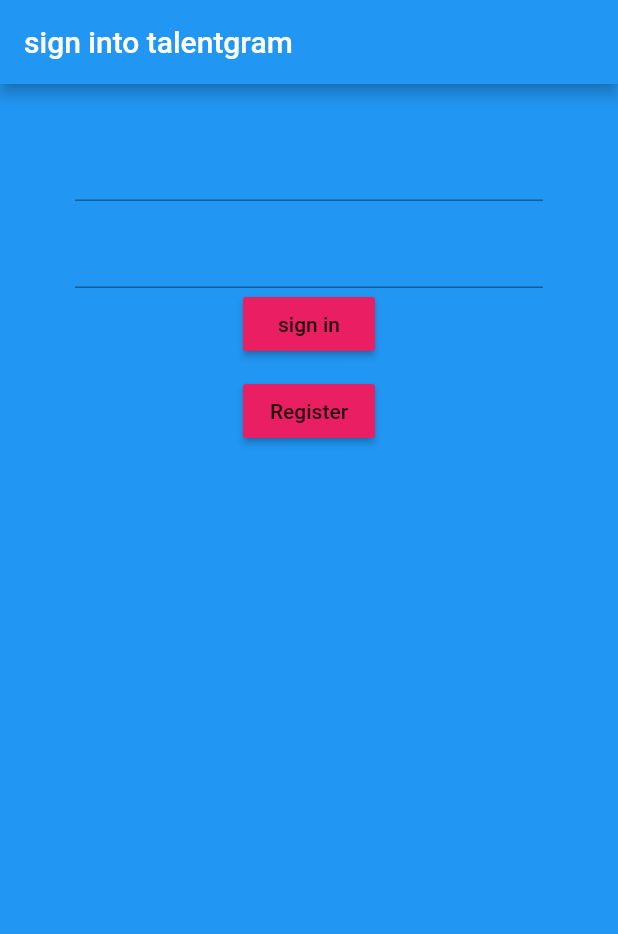
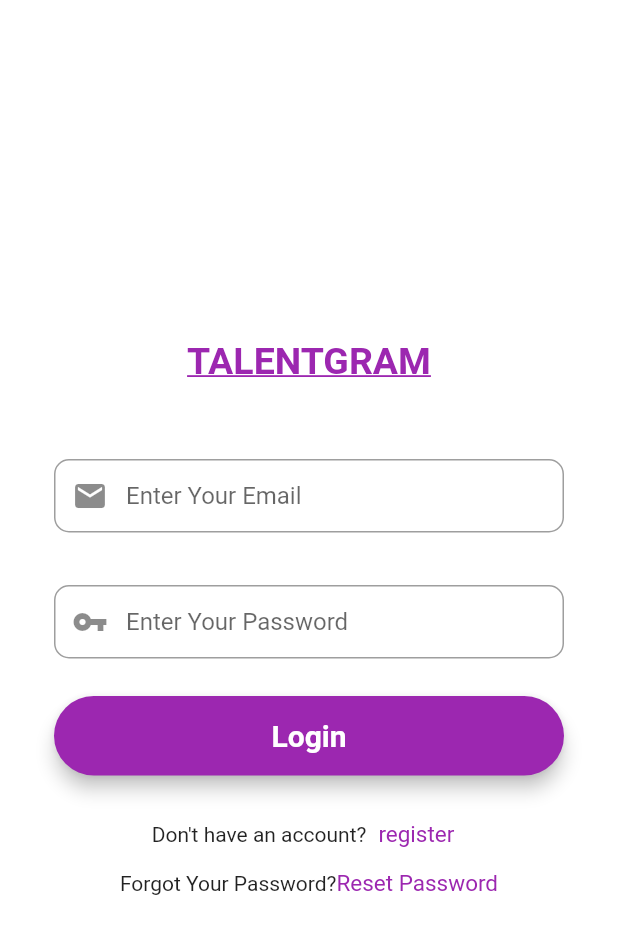
Before and after one commit to Season-of-Code-2022-MDG-Space/talento, a Flutter app: the screen it shows after launch, on a phone screen of 412 x 824 dp. Shown: the top 934 px of the screen. Run offline on Flutter 3.47's test engine with Material 2 defaults, Android fonts, the phone set to English and light mode, and no system bars; our stand-ins replace cloud_firestore, firebase_auth, firebase_core; accounts and stored records are empty.

Commit message:
signin screen integrated with ui

```diff
--- a/lib/models/user.dart
+++ b/lib/models/user.dart
@@ -1,7 +1,4 @@
-
-
-
-class UserDetails{
+class UserDetails {
   final String uid;
 
   UserDetails({required this.uid});
--- a/lib/screens/authentication/authenticate.dart
+++ b/lib/screens/authentication/authenticate.dart
@@ -3,6 +3,7 @@
 import 'package:flutter/material.dart';
 import 'package:test_app_project/screens/authentication/register.dart';
 import 'package:test_app_project/screens/authentication/sign_in.dart';
+import 'package:test_app_project/screens/ui screens/sign_in_ui.dart';
 
 class Authenticate extends StatefulWidget {
   const Authenticate({Key? key}) : super(key: key);
@@ -22,7 +23,7 @@ class _AuthenticateState extends State<Authenticate> {
   @override
   Widget build(BuildContext context) {
     if (showSignIn == true) {
-      return SignIn(
+      return LoginScreen(
         toggleView: toggleView,
       );
     } else {
--- /dev/null
+++ b/lib/screens/ui screens/sign_in_ui.dart
@@ -0,0 +1,197 @@
+import 'package:flutter/cupertino.dart';
+import 'package:flutter/material.dart';
+import 'package:test_app_project/screens/authentication/register.dart';
+
+import 'package:test_app_project/screens/home/home.dart';
+
+import 'package:test_app_project/services/auth.dart';
+
+class LoginScreen extends StatefulWidget {
+  final Function? toggleView;
+  LoginScreen({this.toggleView});
+
+  @override
+  _LoginScreenState createState() => _LoginScreenState();
+}
+
+class _LoginScreenState extends State<LoginScreen> {
+  final _formkey = GlobalKey<FormState>();
+  final TextEditingController emailController = new TextEditingController();
+  final TextEditingController passwordController = new TextEditingController();
+  final AuthService _auth = AuthService();
+
+  String email = '';
+  String password = '';
+  String error = '';
+
+  @override
+  Widget build(BuildContext context) {
+    final emailField = TextFormField(
+      validator: (value) => value!.isEmpty ? 'Enter an email' : null,
+      onChanged: (Value) {
+        setState(() {
+          email = Value;
+        });
+      },
+      autofocus: false,
+      controller: emailController,
+      keyboardType: TextInputType.emailAddress,
+      // validator: (){},
+      onSaved: (value) {
+        emailController.text = value!;
+      },
+      textInputAction: TextInputAction.next,
+      decoration: InputDecoration(
+        prefixIcon: Icon(Icons.mail),
+        contentPadding: EdgeInsets.fromLTRB(20, 15, 20, 15),
+        hintText: "Enter Your Email",
+        border: OutlineInputBorder(
+          borderRadius: BorderRadius.circular(10),
+        ),
+      ),
+    );
+    final passwordField = TextFormField(
+      validator: (value) =>
+          value!.length < 6 ? 'Enter a password 6 char long' : null,
+      obscureText: true,
+      onChanged: (Value) {
+        setState(() {
+          password = Value;
+        });
+      },
+      autofocus: false,
+      controller: passwordController,
+      onSaved: (value) {
+        passwordController.text = value!;
+      },
+      textInputAction: TextInputAction.done,
+      decoration: InputDecoration(
+        prefixIcon: Icon(Icons.vpn_key),
+        contentPadding: EdgeInsets.fromLTRB(20, 15, 20, 15),
+        hintText: "Enter Your Password",
+        border: OutlineInputBorder(
+          borderRadius: BorderRadius.circular(10),
+        ),
+      ),
+    );
+
+    return Scaffold(
+      backgroundColor: Colors.white,
+      body: Center(
+        child: SingleChildScrollView(
+          child: Container(
+            color: Colors.white,
+            child: Padding(
+              padding: const EdgeInsets.all(36.0),
+              child: Form(
+                key: _formkey,
+                child: Column(
+                  mainAxisAlignment: MainAxisAlignment.center,
+                  crossAxisAlignment: CrossAxisAlignment.center,
+                  children: [
+                    SizedBox(
+                      height: 35,
+                      child: Text(
+                        "TALENTGRAM",
+                        style: TextStyle(
+                          decoration: TextDecoration.underline,
+                          fontSize: 25,
+                          fontWeight: FontWeight.bold,
+                          color: Colors.purple,
+                        ),
+                      ),
+                      //child: Image.asset(name
+                      //fit:BoxFit.contain),
+                    ),
+                    SizedBox(height: 45),
+                    emailField,
+                    SizedBox(height: 35),
+                    passwordField,
+                    SizedBox(height: 25),
+                    Material(
+                      elevation: 5,
+                      borderRadius: BorderRadius.circular(30),
+                      color: Colors.purple,
+                      child: MaterialButton(
+                        padding: EdgeInsets.fromLTRB(20, 15, 20, 15),
+                        minWidth: MediaQuery.of(context).size.width,
+                        onPressed: () async {
+                          var check =
+                              _formkey.currentState?.validate() ?? false;
+                          print(check);
+                          if (check) {
+                            dynamic result = await _auth.signInWithEmailPass(
+                                email, password);
+                            print(result);
+                            if (result == null) {
+                              setState(() {
+                                error =
+                                    'could not sign in with these credentials';
+                              });
+                            }
+                          }
+                        },
+                        child: Text(
+                          "Login",
+                          textAlign: TextAlign.center,
+                          style: TextStyle(
+                            fontSize: 20,
+                            color: Colors.white,
+                            fontWeight: FontWeight.bold,
+                          ),
+                        ),
+                      ),
+                    ),
+                    SizedBox(height: 15),
+                    Row(
+                      mainAxisAlignment: MainAxisAlignment.center,
+                      children: [
+                        Text("Don't have an account?"),
+                        GestureDetector(
+                          onTap: () {
+                            Navigator.push(
+                                context,
+                                MaterialPageRoute(
+                                    builder: (context) => Register()));
+                          },
+                          child: TextButton(
+                            child: Text(
+                              "register",
+                              style: TextStyle(
+                                  color: Colors.purple,
+                                  fontWeight: FontWeight.w400,
+                                  fontSize: 15),
+                            ),
+                            onPressed: () {
+                              widget.toggleView!();
+                            },
+                          ),
+                        ),
+                      ],
+                    ),
+                    Row(
+                      mainAxisAlignment: MainAxisAlignment.center,
+                      children: [
+                        Text("Forgot Your Password?"),
+                        GestureDetector(
+                          onTap: () {},
+                          child: Text(
+                            "Reset Password",
+                            style: TextStyle(
+                                color: Colors.purple,
+                                fontWeight: FontWeight.w400,
+                                fontSize: 15),
+                          ),
+                        ),
+                      ],
+                    ),
+                  ],
+                ),
+              ),
+            ),
+          ),
+        ),
+      ),
+    );
+  }
+}
--- a/lib/services/auth.dart
+++ b/lib/services/auth.dart
@@ -1,5 +1,6 @@
 import 'package:firebase_auth/firebase_auth.dart';
 import 'package:test_app_project/models/user.dart';
+import 'package:test_app_project/services/database.dart';
 
 class AuthService {
   final FirebaseAuth _auth = FirebaseAuth.instance;
@@ -13,22 +14,12 @@ class AuthService {
     return _auth.authStateChanges().map(_userFromFirebaseUser);
   }
 
-  Future signInAnon() async {
-    try {
-      UserCredential result = await _auth.signInAnonymously();
-      User? user = result.user;
-      return _userFromFirebaseUser(user!);
-    } catch (e) {
-      print(e.toString());
-      return null;
-    }
-  }
-
   Future signInWithEmailPass(String email, String password) async {
     try {
       UserCredential result = await _auth.signInWithEmailAndPassword(
           email: email, password: password);
       User? user = result.user;
+
       return _userFromFirebaseUser(user);
     } catch (e) {
       print(e.toString());
@@ -41,6 +32,9 @@ class AuthService {
       UserCredential result = await _auth.createUserWithEmailAndPassword(
           email: email, password: password);
       User? user = result.user;
+
+      await DataBaseService(uid: user!.uid).updateUserData();
+
       return _userFromFirebaseUser(user);
     } catch (e) {
       print(e.toString());
--- /dev/null
+++ b/lib/services/database.dart
@@ -0,0 +1,13 @@
+import 'package:cloud_firestore/cloud_firestore.dart';
+
+class DataBaseService {
+  String? uid;
+  DataBaseService({this.uid});
+
+  final CollectionReference userdata =
+      FirebaseFirestore.instance.collection('users');
+
+  Future updateUserData() async {
+    return await userdata.doc(uid).set({"uid": uid});
+  }
+}
--- a/pubspec.yaml
+++ b/pubspec.yaml
@@ -38,7 +38,8 @@ dependencies:
   firebase_auth: ^3.3.7
   firebase_core: ^1.12.0
   provider: ^6.0.2
-
+  cloud_firestore: ^3.1.10
+  fluttertoast: ^8.0.9
 dev_dependencies:
   flutter_test:
     sdk: flutter
```
Also changed, not shown: lib/screens/ui screens/register_ui.dart (added), pubspec.lock, 2 other files.
